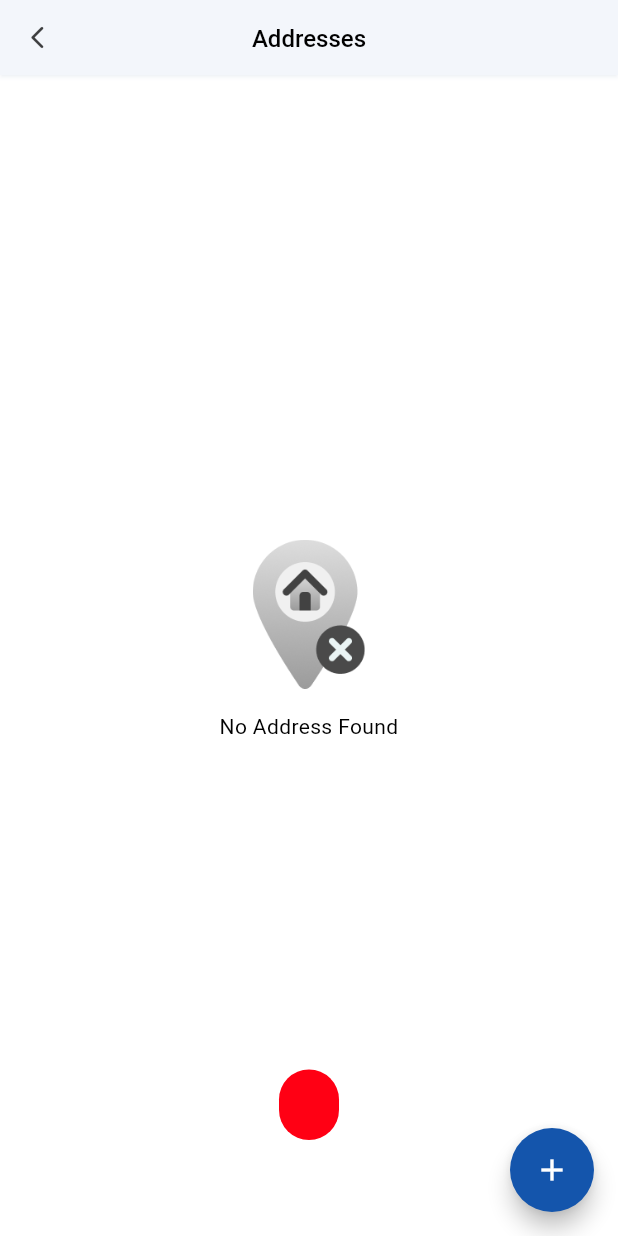
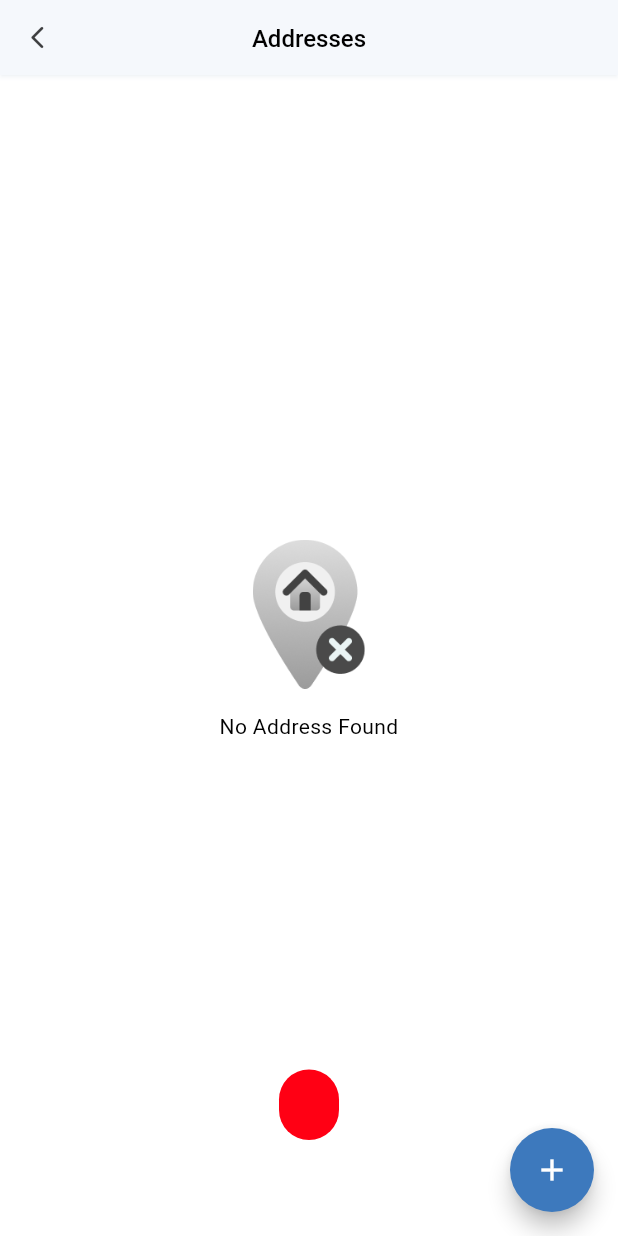
Before and after one commit to amitAarvy/Ecommerce, a Flutter app: the AddressListScreen screen opened directly, on a phone screen of 412 x 824 dp. Run offline on Flutter 3.47's test engine with Material 3 defaults, Android fonts, the phone set to English and light mode, and no system bars; our stand-ins replace cached_network_image, card_swiper, connectivity_plus, country_code_picker, dio, dotted_border and 28 more; missing offline and left inert: country_currency_pickers, expandable_bottom_sheet, flutter_downloader, flutter_facebook_auth, flutter_inappwebview, just_the_tooltip and 2 more; accounts and stored records are empty; network calls fail; Roboto replaces fonts that are missing (SF-Pro-Rounded-Regular).

Commit message:
second update

```diff
--- a/lib/features/auth/views/auth_screen.dart
+++ b/lib/features/auth/views/auth_screen.dart
@@ -49,7 +49,7 @@ class _AuthScreenState extends State<AuthScreen> with SingleTickerProviderStateM
                     Image.asset(Images.loginBg,fit: BoxFit.cover,height: 200, opacity : const AlwaysStoppedAnimation(.15)),
                     Padding(padding: EdgeInsets.only(top: MediaQuery.of(context).size.height * .05),
                       child: Row(mainAxisAlignment: MainAxisAlignment.center, children: [
-                        Image.asset(Images.splashLogo, width: 130, height: 100)]))]),
+                        Image.asset(Images.splashLogo,color: Colors.white, width: 160, height: 120)]))]),
 
                   AnimatedContainer(
                     transform: Matrix4.translationValues(0, -20, 0),
--- a/lib/features/home/view/fashion_theme_home_page.dart
+++ b/lib/features/home/view/fashion_theme_home_page.dart
@@ -122,10 +122,10 @@ class _FashionThemeHomePageState extends State<FashionThemeHomePage> {
               centerTitle: false,
               automaticallyImplyLeading: false,
               backgroundColor: Theme.of(context).highlightColor,
-              title: Image.asset(Images.logoWithNameImage, height: 35), actions: const [
+              title: Image.asset(Images.logoWithNameImage, height: 100,), actions: const [
               CartWidgetHomePage(),
             ],
-            ),
+          ),
 
             SliverToBoxAdapter(child: Provider.of<SplashProvider>(context, listen: false).configModel!.announcement!.status == '1'?
             Consumer<SplashProvider>(
--- a/lib/main.dart
+++ b/lib/main.dart
@@ -1,5 +1,4 @@
 import 'dart:io';
-
 import 'package:firebase_core/firebase_core.dart';
 import 'package:firebase_messaging/firebase_messaging.dart';
 import 'package:flutter/material.dart';
@@ -80,8 +79,6 @@ Future<void> main() async {
       FirebaseMessaging.onBackgroundMessage(myBackgroundMessageHandler);
 
   }catch(_) {}
-
-
   await NotificationHelper.initialize(flutterLocalNotificationsPlugin);
   FirebaseMessaging.onBackgroundMessage(myBackgroundMessageHandler);
 
--- a/lib/theme/dark_theme.dart
+++ b/lib/theme/dark_theme.dart
@@ -2,14 +2,14 @@ import 'package:flutter/material.dart';
 
 ThemeData dark = ThemeData(
   fontFamily: 'TitilliumWeb',
-  primaryColor: const Color(0xFF1455AC),
+  primaryColor: const Color(0xFF3d79bd),
   brightness: Brightness.dark,
   highlightColor: const Color(0xFF252525),
   hintColor: const Color(0xFFc7c7c7),
   cardColor: const Color(0xFF242424),
   scaffoldBackgroundColor: const Color(0xFF000000),
   colorScheme : const ColorScheme.dark(
-    primary: Color(0xFF1455AC),
+    primary: Color(0xFF3d79bd),
     secondary: Color(0xFF78BDFC),
     tertiary: Color(0xFF865C0A),
     tertiaryContainer: Color(0xFF6C7A8E),
@@ -18,7 +18,7 @@ ThemeData dark = ThemeData(
     onTertiaryContainer: Color(0xFF0F5835),
     primaryContainer: Color(0xFF208458),
     onSecondaryContainer: Color(0x912A2A2A),
-    outline: Color(0xff2C66B4),
+    outline: Color(0xff3d79bd),
     onTertiary: Color(0xFF545252),
     secondaryContainer: Color(0xFFF2F2F2),),
   textTheme: const TextTheme(bodyLarge: TextStyle(color: Color(0xFFE9EEF4))),
--- a/lib/theme/light_theme.dart
+++ b/lib/theme/light_theme.dart
@@ -2,12 +2,12 @@ import 'package:flutter/material.dart';
 
 ThemeData light = ThemeData(
   fontFamily: 'TitilliumWeb',
-  primaryColor: const Color(0xFF1455AC),
+  primaryColor: const Color(0xFF3d79bd),
   brightness: Brightness.light,
   highlightColor: Colors.white,
   hintColor: const Color(0xFF9E9E9E),
-  colorScheme: const ColorScheme.light(primary: Color(0xFF1455AC),
-    secondary: Color(0xFF004C8E),
+  colorScheme: const ColorScheme.light(primary: Color(0xFF3d79bd),
+    secondary: Color(0xFF3d79bd),
     tertiary: Color(0xFFF9D4A8),
     tertiaryContainer: Color(0xFFADC9F3),
     onTertiaryContainer: Color(0xFF33AF74),
@@ -16,7 +16,7 @@ ThemeData light = ThemeData(
     onSecondary: Color(0xFFF88030),
     error: Color(0xFFFF5555),
     onSecondaryContainer: Color(0xFFF3F9FF),
-    outline: Color(0xff2C66B4),
+    outline: Color(0xff3d79bd),
     onTertiary: Color(0xFFE9F3FF),
 
 
--- a/lib/utill/app_constants.dart
+++ b/lib/utill/app_constants.dart
@@ -2,10 +2,10 @@ import 'package:ecommerce/localization/model/language_model.dart';
 import 'package:ecommerce/utill/images.dart';
 
 class AppConstants {
-  static const String appName = '6valley';
+  static const String appName = 'E-Commerce';
   static const String slogan = 'E-Commerce Marketplace';
   static const String appVersion = '14.3.1';
-  static const String baseUrl = 'https://6valley.6amtech.com';
+  static const String baseUrl = 'https://ecommerce.aarvytechnologies.in/';
   static const String userId = 'userId';
   static const String name = 'name';
   static const String categoriesUri = '/api/v1/categories?guest_id=1';
--- a/lib/utill/images.dart
+++ b/lib/utill/images.dart
@@ -1,13 +1,13 @@
 
 class Images {
-  static const String splashLogo = 'assets/images/logo_splash.png';
+  static const String splashLogo = 'assets/images/ecommerceicon.png';
   static const String moreFilledImage = 'assets/images/more_filled.png';
   static const String cartArrowDownImage = 'assets/images/cart_arrow_down.png';
   static const String cartImage = 'assets/images/cart.png';
   static const String homeImage = 'assets/images/home.png';
   static const String officeImage = 'assets/images/office.png';
   static const String logoImage = 'assets/images/logo.png';
-  static const String logoWithNameImage = 'assets/images/logo_with_name.png';
+  static const String logoWithNameImage = 'assets/images/ecommerceicon.png';
   static const String logoWithNameImageWhite = 'assets/images/logo_with_name_white.png';
   static const String messageImage = 'assets/images/inbox.png';
   static const String moreImage = 'assets/images/more.png';
@@ -115,7 +115,7 @@ class Images {
   static const String offerIcon = 'assets/images/offer_icon.png';
   static const String freeCoupon = 'assets/images/free_coupon.png';
   static const String firstOrder = 'assets/images/first_order.png';
-  static const String icon = 'assets/images/icon.png';
+  static const String icon = 'assets/images/appicon.png';
   static const String username = 'assets/images/username.png';
   static const String loginBg = 'assets/images/login_bg.png';
   static const String left = 'assets/images/left.png';
```
Also changed, not shown: lib/features/splash/view/splash_screen.dart (+4 -4 lines), pubspec.yaml (+23 -0 lines), assets/images/appicon.png (added), assets/images/appicons.png (added), assets/images/ecommerceicon.png (added), pubspec.lock, 34 other files.
